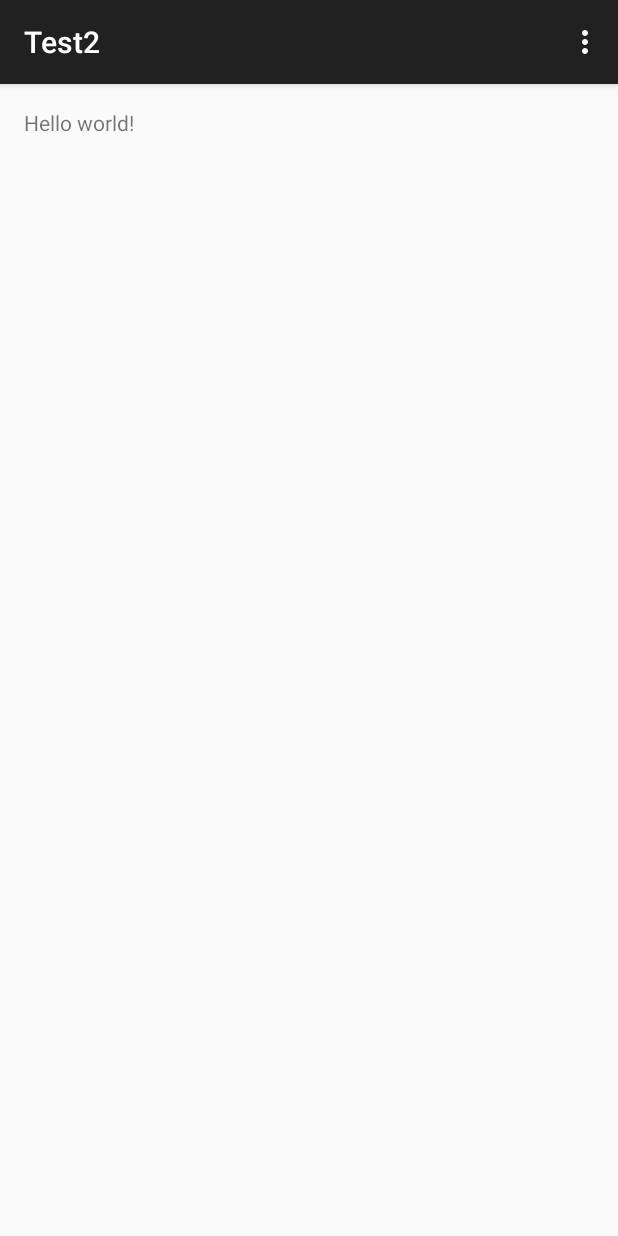
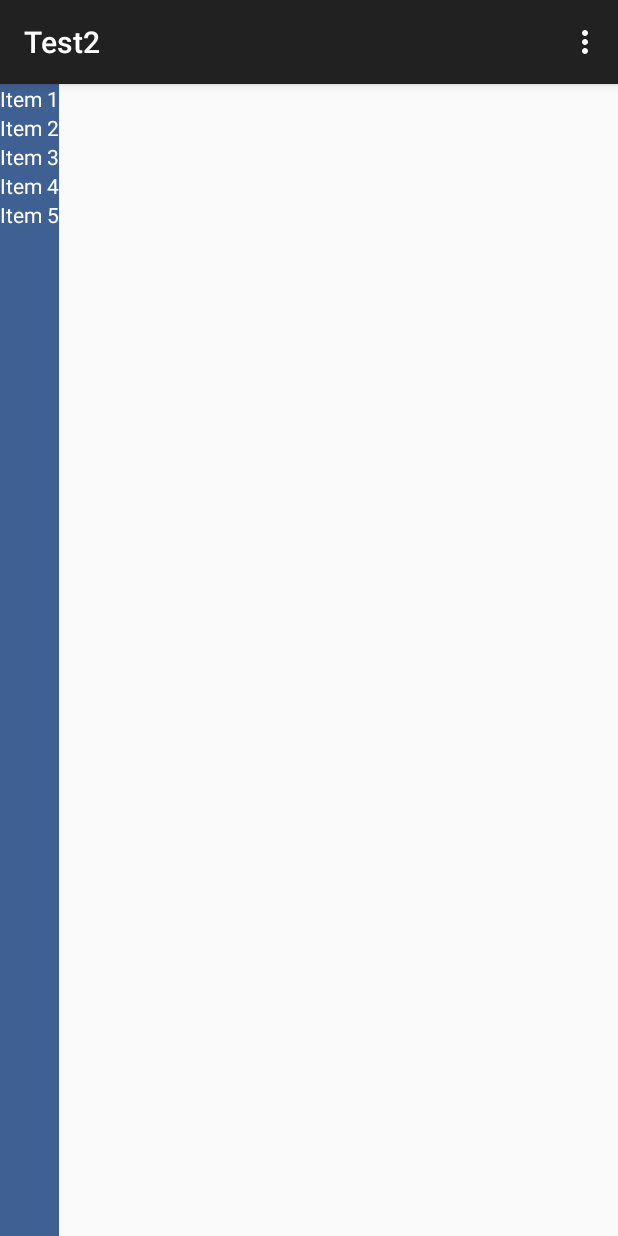
Before and after one commit to nutthaphon/Test2, an Android app: the screen it shows after launch (MainActivity), on a phone screen of 412 x 824 dp. Run offline under Robolectric (Android 15) with nearby library versions, the phone set to English and light mode, and no system bars.

```diff
--- a/app/build.gradle
+++ b/app/build.gradle
@@ -22,4 +22,5 @@ android {
 dependencies {
     compile fileTree(dir: 'libs', include: ['*.jar'])
     compile 'com.android.support:appcompat-v7:22.0.0'
+    compile 'com.android.support:support-v4:22.0.0'
 }
--- /dev/null
+++ b/app/src/main/java/fragments/android/example/com/test2/HeaderFragment.java
@@ -0,0 +1,89 @@
+package fragments.android.example.com.test2;
+
+
+import android.app.Activity;
+import android.os.Bundle;
+import android.support.v4.app.Fragment;
+import android.view.LayoutInflater;
+import android.view.View;
+import android.view.ViewGroup;
+import android.widget.AdapterView;
+import android.widget.TextView;
+import android.widget.Toast;
+
+
+/**
+ * A simple {@link Fragment} subclass.
+ */
+public class HeaderFragment extends Fragment implements View.OnClickListener {
+
+    onItemSelectedListener listener;
+
+
+    public HeaderFragment() {
+        // Required empty public constructor
+    }
+
+    @Override
+    public void onAttach(Activity activity) {
+        super.onAttach(activity);
+        if (activity instanceof onItemSelectedListener) {
+            listener = (onItemSelectedListener) activity;
+        } else {
+            throw new ClassCastException(activity.toString()
+                    + " must implemenet MyListFragment.OnItemSelectedListener");
+        }
+    }
+
+
+    public interface onItemSelectedListener {
+        public void onItemSelected(String str);
+    }
+
+    @Override
+    public View onCreateView(LayoutInflater inflater, ViewGroup container,
+                             Bundle savedInstanceState) {
+        View view = inflater.inflate(R.layout.fragment_header,container, false);
+
+        TextView item1 = (TextView) view.findViewById(R.id.item1);
+        item1.setOnClickListener(this);
+        TextView item2 = (TextView) view.findViewById(R.id.item2);
+        item2.setOnClickListener(this);
+        TextView item3 = (TextView) view.findViewById(R.id.item3);
+        item3.setOnClickListener(this);
+        TextView item4 = (TextView) view.findViewById(R.id.item4);
+        item4.setOnClickListener(this);
+        TextView item5 = (TextView) view.findViewById(R.id.item5);
+        item5.setOnClickListener(this);
+
+        return view;
+    }
+
+    @Override
+    public void onClick(View v) {
+
+        switch (v.getId()) {
+            case R.id.item1 :
+                replaceDetail("String 1111111111111111111111");
+                break;
+            case R.id.item2 :
+                replaceDetail("String 2222222222222222222222");
+                break;
+            case R.id.item3 :
+                replaceDetail("String 3333333333333333333333");
+                break;
+            case R.id.item4 :
+                replaceDetail("String 4444444444444444444444");
+                break;
+            case R.id.item5 :
+                replaceDetail("String 5555555555555555555555");
+                break;
+            default: break;
+        }
+    }
+
+    void replaceDetail(String str) {
+        listener.onItemSelected(str);
+    }
+
+}
--- /dev/null
+++ b/app/src/main/res/layout-land/activity_main.xml
@@ -0,0 +1,28 @@
+<RelativeLayout xmlns:android="http://schemas.android.com/apk/res/android"
+    xmlns:tools="http://schemas.android.com/tools" android:layout_width="match_parent"
+    android:layout_height="match_parent" android:paddingLeft="@dimen/activity_horizontal_margin"
+    android:paddingRight="@dimen/activity_horizontal_margin"
+    android:paddingTop="@dimen/activity_vertical_margin"
+    android:paddingBottom="@dimen/activity_vertical_margin" tools:context=".MainActivity"
+    android:weightSum="1"
+    android:baselineAligned="false">
+
+
+    <fragment
+        android:layout_width="wrap_content"
+        android:layout_height="match_parent"
+        android:name="fragments.android.example.com.test2.HeaderFragment"
+        android:id="@+id/fragment_header"
+        tools:layout="@layout/fragment_header" />
+
+    <fragment
+        android:layout_width="match_parent"
+        android:layout_height="match_parent"
+        android:name="fragments.android.example.com.test2.DetailFragment"
+        android:id="@+id/fragment_detail"
+        android:layout_gravity="top"
+        tools:layout="@layout/fragment_detail"
+        android:layout_alignParentTop="true"
+        android:layout_toRightOf="@+id/fragment_header"
+        android:layout_toEndOf="@+id/fragment_header" />
+</RelativeLayout>
--- a/app/src/main/res/layout/activity_main.xml
+++ b/app/src/main/res/layout/activity_main.xml
@@ -1,11 +1,20 @@
-<RelativeLayout xmlns:android="http://schemas.android.com/apk/res/android"
-    xmlns:tools="http://schemas.android.com/tools" android:layout_width="match_parent"
-    android:layout_height="match_parent" android:paddingLeft="@dimen/activity_horizontal_margin"
-    android:paddingRight="@dimen/activity_horizontal_margin"
-    android:paddingTop="@dimen/activity_vertical_margin"
-    android:paddingBottom="@dimen/activity_vertical_margin" tools:context=".MainActivity">
+<LinearLayout xmlns:android="http://schemas.android.com/apk/res/android"
+    xmlns:tools="http://schemas.android.com/tools"
+    android:layout_width="match_parent"
+    android:layout_height="match_parent">
 
-    <TextView android:text="@string/hello_world" android:layout_width="wrap_content"
-        android:layout_height="wrap_content" />
 
-</RelativeLayout>
+    <FrameLayout
+        android:layout_width="wrap_content"
+        android:layout_height="match_parent"
+        android:id="@+id/header_container"
+        android:visibility="visible"
+        android:orientation="vertical" />
+
+    <FrameLayout
+        android:layout_width="wrap_content"
+        android:layout_height="match_parent"
+        android:id="@+id/detail_container"
+        android:visibility="gone"
+        android:orientation="vertical" />
+</LinearLayout>
--- /dev/null
+++ b/app/src/main/res/layout/fragment_header.xml
@@ -0,0 +1,57 @@
+<RelativeLayout xmlns:android="http://schemas.android.com/apk/res/android"
+    xmlns:tools="http://schemas.android.com/tools" android:layout_width="match_parent"
+    android:layout_height="match_parent"
+    tools:context="fragments.android.example.com.test1.HeaderFragment"
+    android:background="#ff3e6092">
+
+
+    <TextView
+        android:layout_width="wrap_content"
+        android:layout_height="wrap_content"
+        android:text="@string/Item1"
+        android:id="@+id/item1"
+        android:layout_alignParentTop="true"
+        android:layout_alignParentLeft="true"
+        android:layout_alignParentStart="true"
+        android:textColor="#ffffffff" />
+
+    <TextView
+        android:layout_width="wrap_content"
+        android:layout_height="wrap_content"
+        android:text="@string/Item2"
+        android:id="@+id/item2"
+        android:layout_below="@+id/item1"
+        android:layout_alignParentLeft="true"
+        android:layout_alignParentStart="true"
+        android:textColor="#ffffffff" />
+
+    <TextView
+        android:layout_width="wrap_content"
+        android:layout_height="wrap_content"
+        android:text="@string/Item3"
+        android:id="@+id/item3"
+        android:layout_below="@+id/item2"
+        android:layout_alignParentLeft="true"
+        android:layout_alignParentStart="true"
+        android:textColor="#ffffffff" />
+
+    <TextView
+        android:layout_width="wrap_content"
+        android:layout_height="wrap_content"
+        android:text="@string/Item4"
+        android:id="@+id/item4"
+        android:layout_below="@+id/item3"
+        android:layout_alignParentLeft="true"
+        android:layout_alignParentStart="true"
+        android:textColor="#ffffffff" />
+
+    <TextView
+        android:layout_width="wrap_content"
+        android:layout_height="wrap_content"
+        android:text="@string/Item5"
+        android:id="@+id/item5"
+        android:layout_below="@+id/item4"
+        android:layout_alignParentLeft="true"
+        android:layout_alignParentStart="true"
+        android:textColor="#ffffffff" />
+</RelativeLayout>
--- a/app/src/main/res/values/strings.xml
+++ b/app/src/main/res/values/strings.xml
@@ -3,4 +3,12 @@
 
     <string name="hello_world">Hello world!</string>
     <string name="action_settings">Settings</string>
+
+<!-- TODO: Remove or change this placeholder text -->
+    <string name="hello_blank_fragment">Hello blank fragment</string>
+    <string name="Item1">Item 1</string>
+    <string name="Item2">Item 2</string>
+    <string name="Item3">Item 3</string>
+    <string name="Item4">Item 4</string>
+    <string name="Item5">Item 5</string>
 </resources>
```
Also changed, not shown: app/src/main/java/fragments/android/example/com/test2/DetailFragment.java (added, +39 -0 lines), app/src/main/java/fragments/android/example/com/test2/MainActivity.java (+104 -2 lines), app/src/main/res/layout/fragment_detail.xml (added, +16 -0 lines), 1 other file.
